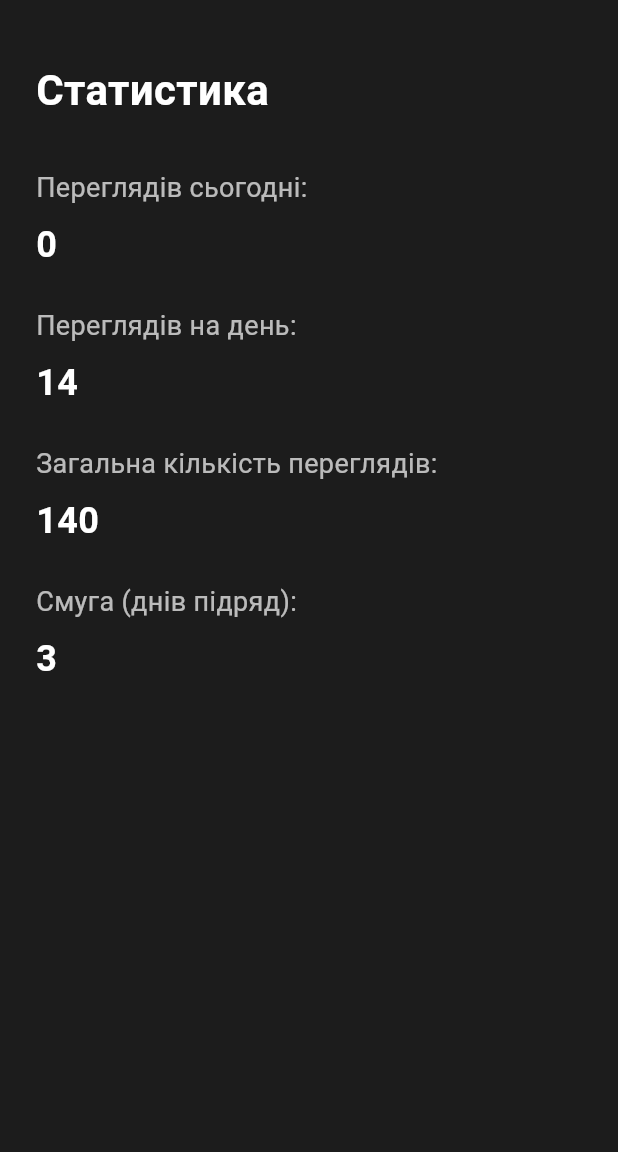
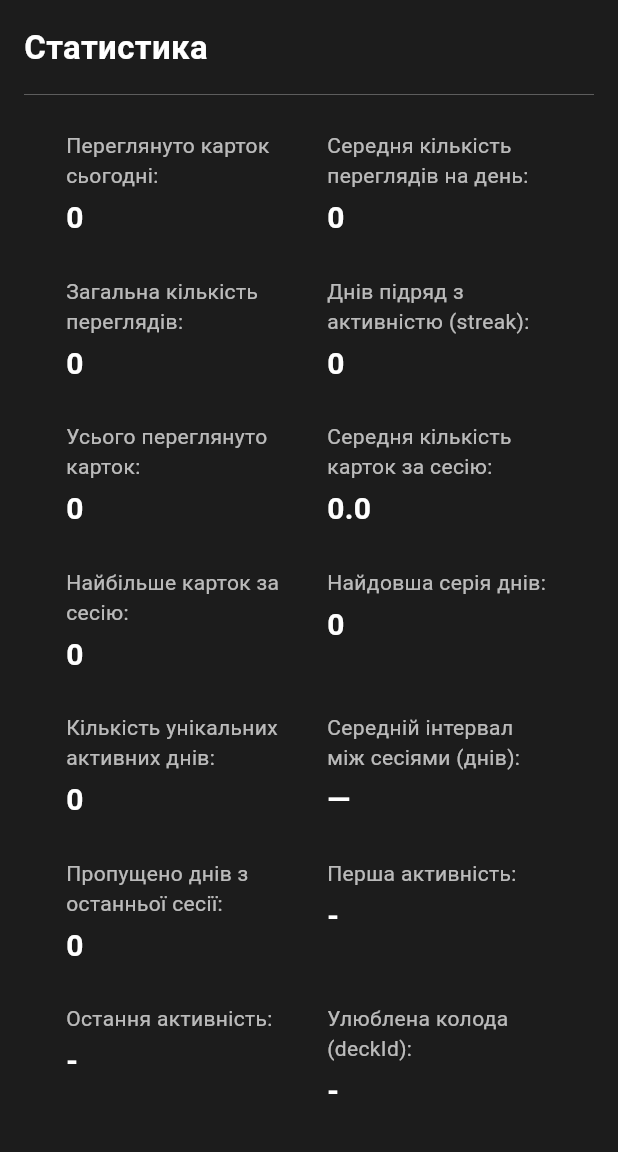
Before and after one commit to OleksandrVlasiuk/ITSlovnuk, a Flutter app: the StatisticsPage screen opened directly, on a phone screen of 412 x 824 dp, the part 84-1236 px from its top. Run offline on Flutter 3.47's test engine with Material 3 defaults, Android fonts, the phone set to English and light mode, and no system bars; our stand-ins replace cloud_firestore, firebase_auth, firebase_core; accounts and stored records are empty.

Commit message:
Додано статистика

```diff
--- /dev/null
+++ b/lib/models/user_statistics.dart
@@ -0,0 +1,71 @@
+class UserStatistics {
+  final int todayViews;
+  final int totalViews;
+  final int averagePerDay;
+  final int streak;
+  final int longestStreak;
+  final String lastActiveDate;
+  final String firstActiveDate;
+  final String lastSessionDate;
+  final int totalCardsViewed;
+  final double averageCardsPerSession;
+  final int maxCardsPerSession;
+  final int totalSessions;
+  final Map<String, dynamic> activeDays;
+  final Map<String, dynamic> deckUsage;
+
+  UserStatistics({
+    required this.todayViews,
+    required this.totalViews,
+    required this.averagePerDay,
+    required this.streak,
+    required this.longestStreak,
+    required this.lastActiveDate,
+    required this.firstActiveDate,
+    required this.lastSessionDate,
+    required this.totalCardsViewed,
+    required this.averageCardsPerSession,
+    required this.maxCardsPerSession,
+    required this.totalSessions,
+    required this.activeDays,
+    required this.deckUsage,
+  });
+
+  factory UserStatistics.fromMap(Map<String, dynamic> map) {
+    return UserStatistics(
+      todayViews: map['todayViews'] ?? 0,
+      totalViews: map['totalViews'] ?? 0,
+      averagePerDay: map['averagePerDay'] ?? 0,
+      streak: map['streak'] ?? 0,
+      longestStreak: map['longestStreak'] ?? 0,
+      lastActiveDate: map['lastActiveDate'] ?? '',
+      firstActiveDate: map['firstActiveDate'] ?? '',
+      lastSessionDate: map['lastSessionDate'] ?? '',
+      totalCardsViewed: map['totalCardsViewed'] ?? 0,
+      averageCardsPerSession: (map['averageCardsPerSession'] ?? 0).toDouble(),
+      maxCardsPerSession: map['maxCardsPerSession'] ?? 0,
+      totalSessions: map['totalSessions'] ?? 0,
+      activeDays: Map<String, dynamic>.from(map['activeDays'] ?? {}),
+      deckUsage: Map<String, dynamic>.from(map['deckUsage'] ?? {}),
+    );
+  }
+
+  Map<String, dynamic> toMap() {
+    return {
+      'todayViews': todayViews,
+      'totalViews': totalViews,
+      'averagePerDay': averagePerDay,
+      'streak': streak,
+      'longestStreak': longestStreak,
+      'lastActiveDate': lastActiveDate,
+      'firstActiveDate': firstActiveDate,
+      'lastSessionDate': lastSessionDate,
+      'totalCardsViewed': totalCardsViewed,
+      'averageCardsPerSession': averageCardsPerSession,
+      'maxCardsPerSession': maxCardsPerSession,
+      'totalSessions': totalSessions,
+      'activeDays': activeDays,
+      'deckUsage': deckUsage,
+    };
+  }
+}
--- a/lib/profile_page.dart
+++ b/lib/profile_page.dart
@@ -27,14 +27,13 @@ class _ProfilePageState extends State<ProfilePage> {
         elevation: 0,
       ),
       body: Padding(
-        padding: const EdgeInsets.all(24.0),
+        padding: const EdgeInsets.all(16.0),
         child: Column(
           crossAxisAlignment: CrossAxisAlignment.start,
           children: [
-            const SizedBox(height: 16),
             const Text(
               'Профіль',
-              style: TextStyle(color: Colors.white, fontSize: 28, fontWeight: FontWeight.bold),
+              style: TextStyle(color: Colors.white, fontSize: 22, fontWeight: FontWeight.bold),
             ),
             const SizedBox(height: 32),
 
--- a/lib/statistics_page.dart
+++ b/lib/statistics_page.dart
@@ -1,5 +1,8 @@
-// lib/statistics_page.dart
 import 'package:flutter/material.dart';
+import 'package:it_english_app_clean/services/statistics_service.dart';
+import 'package:it_english_app_clean/models/user_statistics.dart';
+import 'package:intl/intl.dart';
+import 'package:cloud_firestore/cloud_firestore.dart';
 
 class StatisticsPage extends StatelessWidget {
   const StatisticsPage({super.key});
@@ -10,7 +13,7 @@ class StatisticsPage extends StatelessWidget {
       backgroundColor: const Color(0xFF1C1C1C),
       appBar: AppBar(
         backgroundColor: const Color(0xFF2B2B2B),
-        automaticallyImplyLeading: false, // ДОДАЛИ це рядок щоб прибрати стрілку
+        automaticallyImplyLeading: false,
         title: const Text(
           'ITСловник',
           style: TextStyle(color: Colors.white),
@@ -18,62 +21,134 @@ class StatisticsPage extends StatelessWidget {
         centerTitle: true,
         elevation: 0,
       ),
-      body: Padding(
-        padding: const EdgeInsets.all(24.0),
+      body: FutureBuilder<UserStatistics>(
+        future: StatisticsService().fetchStatistics(),
+        builder: (context, snapshot) {
+          if (snapshot.connectionState == ConnectionState.waiting) {
+            return const Center(child: CircularProgressIndicator());
+          }
+
+          final stats = snapshot.data;
+
+          if (stats == null) {
+            return const Center(
+              child: Text(
+                'Даних поки що немає',
+                style: TextStyle(color: Colors.white70, fontSize: 18),
+              ),
+            );
+          }
+
+          final firstDate = stats.firstActiveDate.isNotEmpty
+              ? DateFormat('dd.MM.yyyy').format(DateTime.parse(stats.firstActiveDate))
+              : '-';
+          final lastDate = stats.lastSessionDate.isNotEmpty
+              ? DateFormat('dd.MM.yyyy').format(DateTime.parse(stats.lastSessionDate))
+              : '-';
+          final totalDays = stats.activeDays.keys.length;
+
+          final sessionSpan = (stats.firstActiveDate.isNotEmpty && stats.lastSessionDate.isNotEmpty)
+              ? DateTime.parse(stats.lastSessionDate).difference(DateTime.parse(stats.firstActiveDate)).inDays
+              : 0;
+          final averageInterval = stats.totalSessions > 1
+              ? (sessionSpan / (stats.totalSessions - 1)).toStringAsFixed(1)
+              : '—';
+
+          final missedDays = stats.lastSessionDate.isNotEmpty
+              ? DateTime.now().difference(DateTime.parse(stats.lastSessionDate)).inDays
+              : 0;
+
+          String mostUsedDeck = '-';
+          int mostUsedCount = 0;
+          stats.deckUsage.forEach((deckId, count) {
+            if (count > mostUsedCount) {
+              mostUsedDeck = deckId;
+              mostUsedCount = count;
+            }
+          });
+
+          return SingleChildScrollView(
+            padding: const EdgeInsets.all(16.0),
             child: Column(
               crossAxisAlignment: CrossAxisAlignment.start,
-          children: const [
-            SizedBox(height: 16),
-            Text(
+              children: [
+                const Text(
                   'Статистика',
                   style: TextStyle(
                     color: Colors.white,
-                fontSize: 28,
+                    fontSize: 22,
                     fontWeight: FontWeight.bold,
                   ),
                 ),
-            SizedBox(height: 32),
-            Text(
-              'Переглядів сьогодні:',
-              style: TextStyle(color: Colors.white70, fontSize: 18),
+                const SizedBox(height: 8),
+                const Divider(color: Colors.white38, thickness: 0.5),
+                const SizedBox(height: 16),
+                Center(
+                  child: Wrap(
+                    spacing: 24,
+                    runSpacing: 24,
+                    children: [
+                      _statItem('Переглянуто карток сьогодні:', stats.todayViews),
+                      _statItem('Середня кількість переглядів на день:', stats.averagePerDay),
+                      _statItem('Загальна кількість переглядів:', stats.totalViews),
+                      _statItem('Днів підряд з активністю (streak):', stats.streak),
+                      _statItem('Усього переглянуто карток:', stats.totalCardsViewed),
+                      _statItem('Середня кількість карток за сесію:', stats.averageCardsPerSession.toStringAsFixed(1)),
+                      _statItem('Найбільше карток за сесію:', stats.maxCardsPerSession),
+                      _statItem('Найдовша серія днів:', stats.longestStreak),
+                      _statItem('Кількість унікальних активних днів:', totalDays),
+                      _statItem('Середній інтервал між сесіями (днів):', averageInterval),
+                      _statItem('Пропущено днів з останньої сесії:', missedDays),
+                      _statItem('Перша активність:', firstDate),
+                      _statItem('Остання активність:', lastDate),
+                      _deckTitleItem('Улюблена колода (deckId):', mostUsedDeck),
+                    ],
                   ),
-            SizedBox(height: 8),
-            Text(
-              '0',
-              style: TextStyle(color: Colors.white, fontSize: 24, fontWeight: FontWeight.bold),
-            ),
-            SizedBox(height: 24),
-            Text(
-              'Переглядів на день:',
-              style: TextStyle(color: Colors.white70, fontSize: 18),
-            ),
-            SizedBox(height: 8),
-            Text(
-              '14',
-              style: TextStyle(color: Colors.white, fontSize: 24, fontWeight: FontWeight.bold),
-            ),
-            SizedBox(height: 24),
-            Text(
-              'Загальна кількість переглядів:',
-              style: TextStyle(color: Colors.white70, fontSize: 18),
-            ),
-            SizedBox(height: 8),
-            Text(
-              '140',
-              style: TextStyle(color: Colors.white, fontSize: 24, fontWeight: FontWeight.bold),
-            ),
-            SizedBox(height: 24),
-            Text(
-              'Смуга (днів підряд):',
-              style: TextStyle(color: Colors.white70, fontSize: 18),
-            ),
-            SizedBox(height: 8),
-            Text(
-              '3',
-              style: TextStyle(color: Colors.white, fontSize: 24, fontWeight: FontWeight.bold),
                 ),
               ],
             ),
+          );
+        },
+      ),
+    );
+  }
+
+  Widget _statItem(String label, dynamic value) {
+    return SizedBox(
+      width: 150,
+      child: Column(
+        crossAxisAlignment: CrossAxisAlignment.start,
+        children: [
+          Text(label, style: const TextStyle(color: Colors.white70, fontSize: 14)),
+          const SizedBox(height: 4),
+          Text(
+            '$value',
+            style: const TextStyle(color: Colors.white, fontSize: 20, fontWeight: FontWeight.bold),
+          ),
+        ],
+      ),
+    );
+  }
+
+  Widget _deckTitleItem(String label, String deckId) {
+    return SizedBox(
+      width: 140,
+      child: FutureBuilder<DocumentSnapshot<Map<String, dynamic>>>(
+        future: FirebaseFirestore.instance.collection('decks').doc(deckId).get(),
+        builder: (context, snapshot) {
+          final deckTitle = snapshot.data?.data()?['title'] ?? '-';
+          return Column(
+            crossAxisAlignment: CrossAxisAlignment.start,
+            children: [
+              Text(label, style: const TextStyle(color: Colors.white70, fontSize: 14)),
+              const SizedBox(height: 4),
+              Text(
+                deckTitle,
+                style: const TextStyle(color: Colors.white, fontSize: 20, fontWeight: FontWeight.bold),
+              ),
+            ],
+          );
+        },
       ),
     );
   }
--- a/pubspec.yaml
+++ b/pubspec.yaml
@@ -37,6 +37,7 @@ dependencies:
   firebase_core: ^3.13.0
   firebase_auth: ^5.5.2
   cloud_firestore: ^5.6.7
+  intl: ^0.18.1
 
 dev_dependencies:
   flutter_test:
```
Also changed, not shown: lib/learning_session_page.dart (+51 -7 lines), lib/services/statistics_service.dart (added, +123 -0 lines), pubspec.lock. Lines whose indentation alone changed are shown as unchanged.
